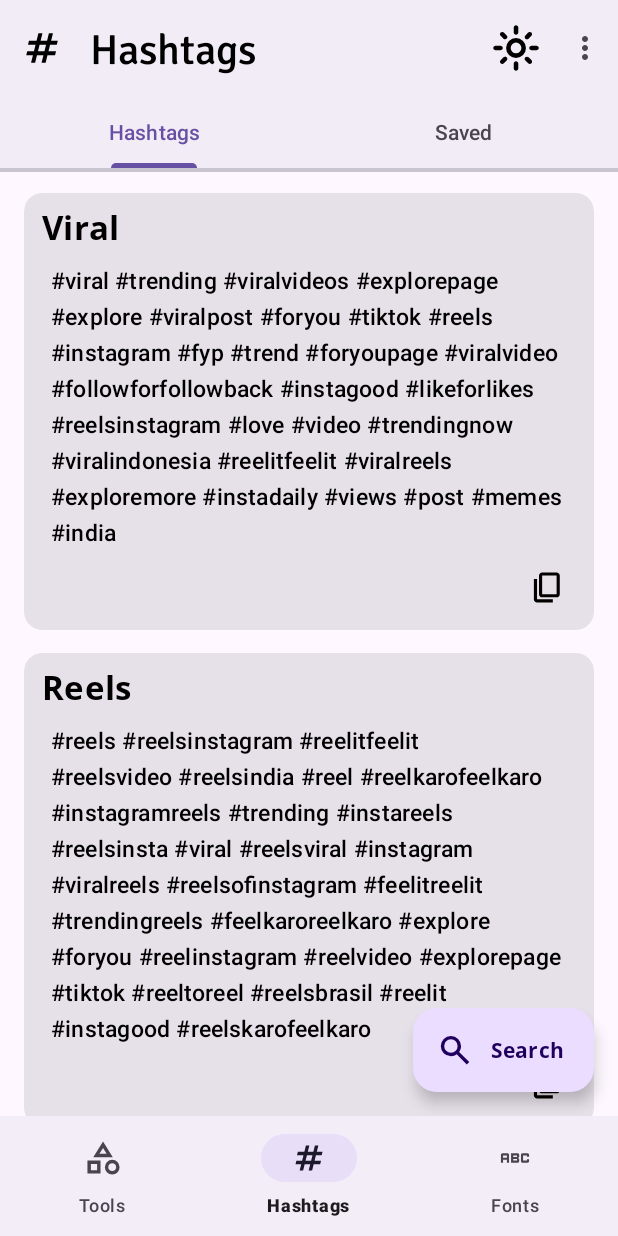
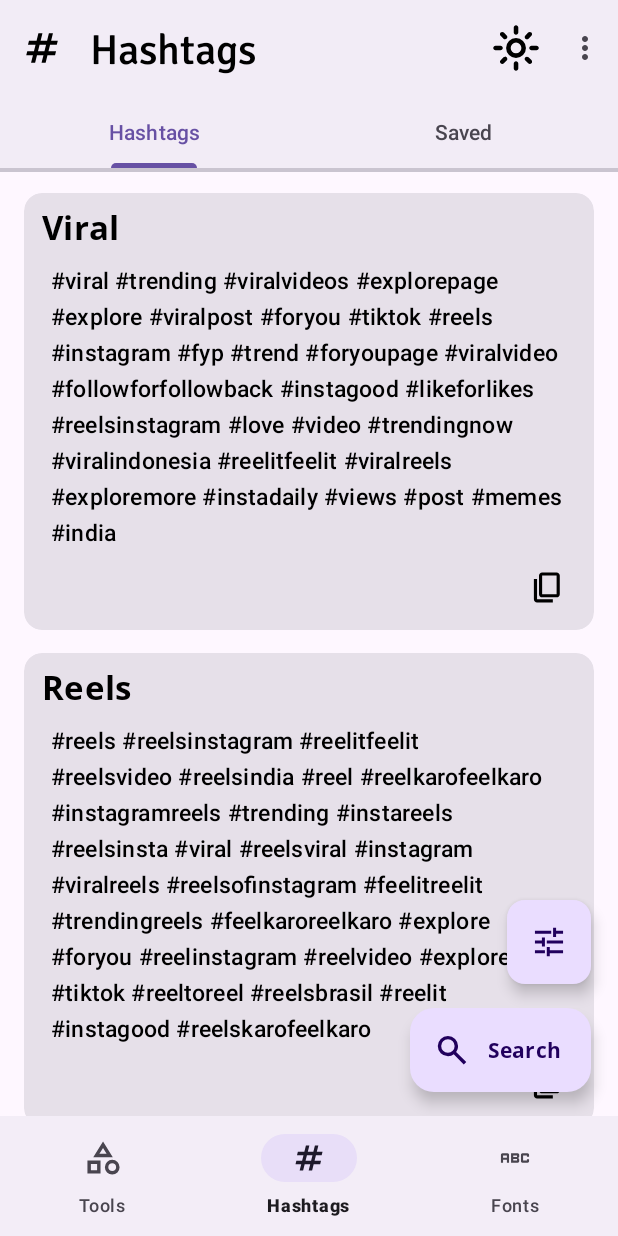
Before and after one commit to albin897/Hashtag-Generator-Funding-Page, an Android app: the screen it shows after launch (MainActivity), on a phone screen of 412 x 824 dp. Run offline under Robolectric (Android 15) with nearby library versions, the phone set to English and light mode, and no system bars.

Commit message:
added fab 2

```diff
--- /dev/null
+++ b/app/src/main/res/drawable/tune.xml
@@ -0,0 +1,9 @@
+<vector xmlns:android="http://schemas.android.com/apk/res/android"
+    android:width="48dp"
+    android:height="48dp"
+    android:viewportWidth="960"
+    android:viewportHeight="960">
+  <path
+      android:fillColor="#FF000000"
+      android:pathData="M421,860v-245h80v84h354v80L501,779v81h-80ZM105,779v-80h266v80L105,779ZM291,601v-82L105,519v-79h186v-83h80v244h-80ZM421,519v-79h434v79L421,519ZM589,344v-245h80v82h186v80L669,261v83h-80ZM105,261v-80h434v80L105,261Z"/>
+</vector>
--- a/app/src/main/res/layout/activity_main.xml
+++ b/app/src/main/res/layout/activity_main.xml
@@ -10,32 +10,31 @@
         android:id="@+id/frame_layout"
         android:layout_width="match_parent"
         android:layout_height="0dp"
+        app:layout_constraintBottom_toTopOf="@id/bottom_navigation"
         app:layout_constraintLeft_toLeftOf="parent"
         app:layout_constraintRight_toRightOf="parent"
-        app:layout_constraintTop_toTopOf="parent"
-        app:layout_constraintBottom_toTopOf="@id/bottom_navigation"
-        />
+        app:layout_constraintTop_toTopOf="parent" />
 
     <androidx.viewpager.widget.ViewPager
         android:id="@+id/viewPager"
         android:layout_width="0dp"
         android:layout_height="0dp"
-        app:layout_constraintTop_toTopOf="parent"
         app:layout_constraintBottom_toTopOf="@id/bottom_navigation"
+        app:layout_constraintEnd_toEndOf="parent"
         app:layout_constraintStart_toStartOf="parent"
-        app:layout_constraintEnd_toEndOf="parent" />
+        app:layout_constraintTop_toTopOf="parent" />
 
 
     <com.google.android.material.bottomnavigation.BottomNavigationView
         android:id="@+id/bottom_navigation"
         android:layout_width="match_parent"
         android:layout_height="wrap_content"
-        app:menu="@menu/bottom_navigation_menu"
+        app:layout_behavior="com.google.android.material.bottomsheet.BottomSheetBehavior"
+        app:layout_constraintBottom_toBottomOf="parent"
         app:layout_constraintLeft_toLeftOf="parent"
         app:layout_constraintRight_toRightOf="parent"
-        app:layout_constraintBottom_toBottomOf="parent"
-        app:layout_behavior="com.google.android.material.bottomsheet.BottomSheetBehavior"
-       />
+        app:menu="@menu/bottom_navigation_menu" />
+
 
 
 </androidx.constraintlayout.widget.ConstraintLayout>
--- a/app/src/main/res/layout/fragment_hashtags.xml
+++ b/app/src/main/res/layout/fragment_hashtags.xml
@@ -92,6 +92,22 @@
     </androidx.constraintlayout.widget.ConstraintLayout>
 
     <com.google.android.material.floatingactionbutton.ExtendedFloatingActionButton
+        android:id="@+id/floating_action_button0"
+        android:layout_width="wrap_content"
+        android:layout_height="wrap_content"
+        android:layout_gravity="bottom|end"
+        android:fontFamily="@font/opensans_bold"
+        app:icon="@drawable/tune"
+        android:layout_marginStart="16dp"
+        android:layout_marginLeft="16dp"
+        android:layout_marginTop="16dp"
+        android:layout_marginEnd="18dp"
+        android:layout_marginRight="18dp"
+        android:layout_marginBottom="88dp"
+        style="?attr/floatingActionButtonSmallStyle"
+        />
+
+    <com.google.android.material.floatingactionbutton.ExtendedFloatingActionButton
         android:id="@+id/floating_action_button"
         android:layout_width="wrap_content"
         android:layout_height="wrap_content"
@@ -102,10 +118,13 @@
         android:layout_marginStart="16dp"
         android:layout_marginLeft="16dp"
         android:layout_marginTop="16dp"
-        android:layout_marginEnd="16dp"
-        android:layout_marginRight="16dp"
+        android:layout_marginEnd="18dp"
+        android:layout_marginRight="18dp"
         android:layout_marginBottom="16dp"
          />
 
 
+
+
+
 </androidx.coordinatorlayout.widget.CoordinatorLayout>
```
